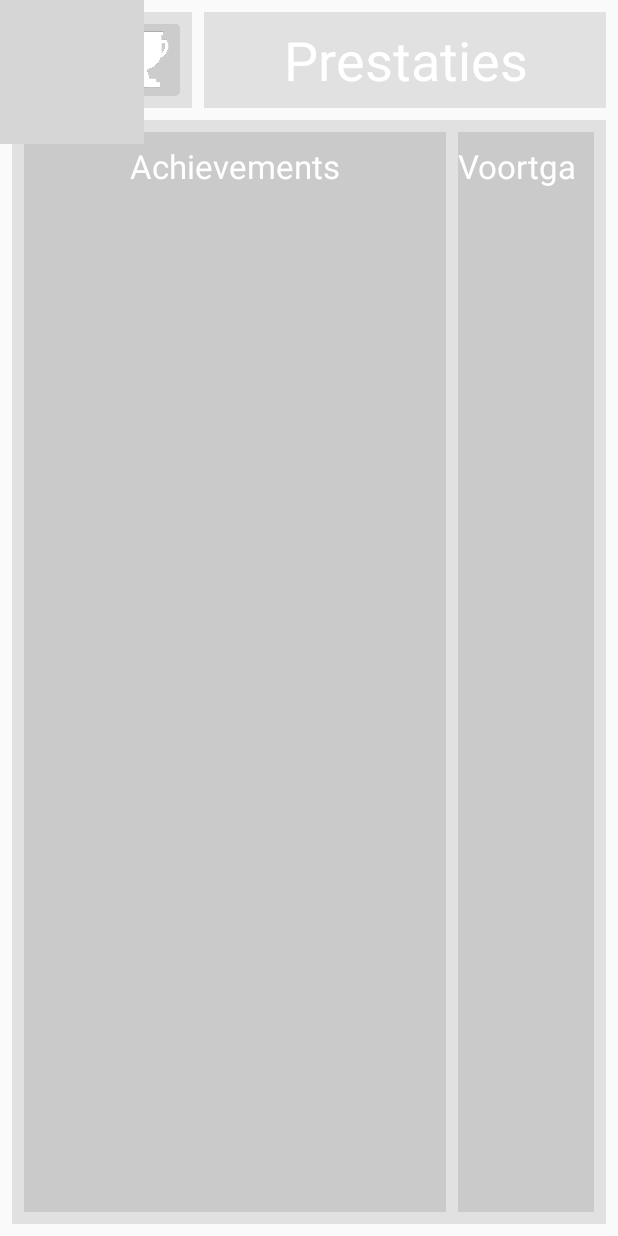
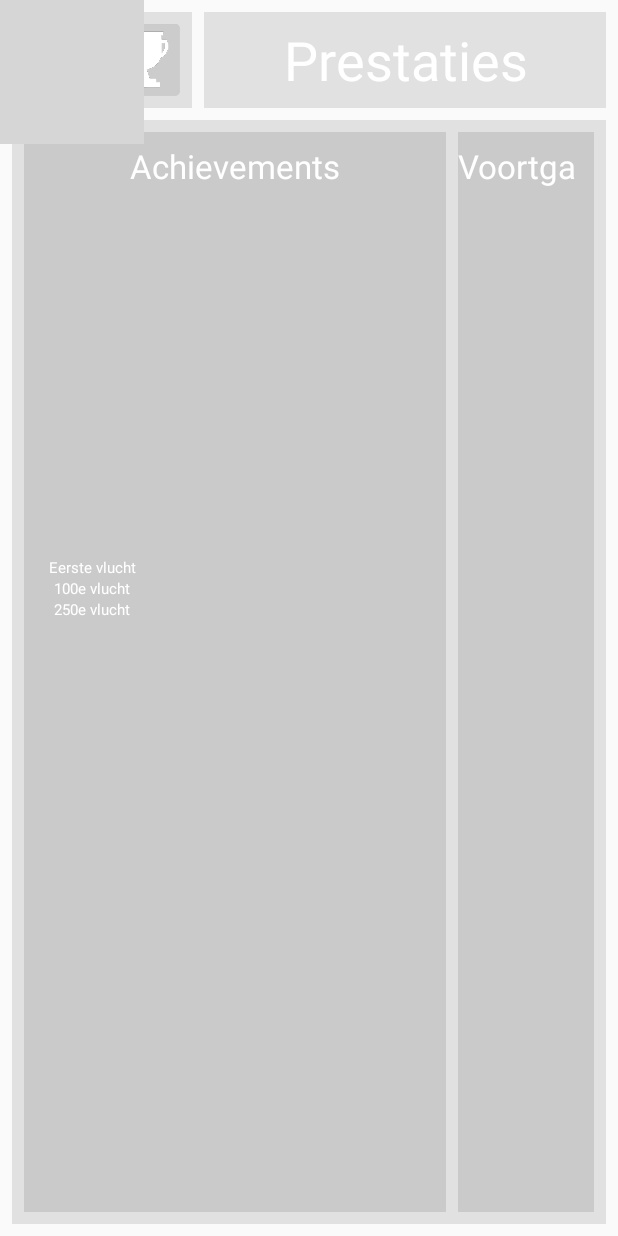
Before and after one commit to RikWolk/BalloonBuddy, an Android app: the PrestatiesActivity screen opened directly, with no data from a screen before it, on a phone screen of 412 x 824 dp. Run offline under Robolectric (Android 15) with nearby library versions, the phone set to English and light mode, and no system bars; grey boxes are pictures that could not be loaded.

Commit message:
Rework prestatie scherm

```diff
--- a/app/src/main/java/com/example/echo/balloonbuddy/PrestatiesActivity.java
+++ b/app/src/main/java/com/example/echo/balloonbuddy/PrestatiesActivity.java
@@ -6,6 +6,7 @@ import android.os.Bundle;
 import android.view.View;
 import android.widget.Button;
 import android.widget.ImageButton;
+import android.widget.ImageView;
 
 public class PrestatiesActivity extends AppCompatActivity {
 
@@ -36,6 +37,9 @@ public class PrestatiesActivity extends AppCompatActivity {
             }
         });
 
+        int[] i = {R.mipmap.icons_beker_locked_v01, R.mipmap.icons_beker_unlocked_v01};
+
     }
 
+
 }
--- a/app/src/main/res/layout/activity_prestaties.xml
+++ b/app/src/main/res/layout/activity_prestaties.xml
@@ -141,18 +141,60 @@
                 app:layout_constraintTop_toTopOf="parent" />
 
             <LinearLayout
-                android:id="@+id/achievementList"
-                android:layout_width="0dp"
-                android:layout_height="0dp"
+                android:id="@+id/vluchtenLijst"
+                android:layout_width="75dp"
+                android:layout_height="197dp"
                 android:layout_marginStart="8dp"
                 android:layout_marginTop="8dp"
-                android:layout_marginEnd="8dp"
                 android:layout_marginBottom="8dp"
-                android:orientation="horizontal"
+                android:orientation="vertical"
                 app:layout_constraintBottom_toBottomOf="parent"
-                app:layout_constraintEnd_toEndOf="parent"
                 app:layout_constraintStart_toStartOf="parent"
-                app:layout_constraintTop_toBottomOf="@+id/achievements"></LinearLayout>
+                app:layout_constraintTop_toBottomOf="@+id/achievements">
+
+                <ImageView
+                    android:id="@+id/eersteVluchtImage"
+                    android:layout_width="match_parent"
+                    android:layout_height="wrap_content"
+                    android:textColor="@android:color/background_light" />
+
+                <TextView
+                    android:id="@+id/eersteVluchtText"
+                    android:layout_width="match_parent"
+                    android:layout_height="wrap_content"
+                    android:text="Eerste vlucht"
+                    android:textAlignment="center"
+                    android:textColor="@android:color/background_light"
+                    android:textSize="10sp" />
+
+                <ImageView
+                    android:id="@+id/honderdsteVluchtImage"
+                    android:layout_width="match_parent"
+                    android:layout_height="wrap_content" />
+
+                <TextView
+                    android:id="@+id/honderdsteVluchtText"
+                    android:layout_width="match_parent"
+                    android:layout_height="wrap_content"
+                    android:text="100e vlucht"
+                    android:textAlignment="center"
+                    android:textColor="@android:color/background_light"
+                    android:textSize="10sp" />
+
+                <ImageView
+                    android:id="@+id/tweehonderdvijfstigsteVluchtImage"
+                    android:layout_width="match_parent"
+                    android:layout_height="wrap_content" />
+
+                <TextView
+                    android:id="@+id/tweehonderdvijfstigsteVluchtText"
+                    android:layout_width="match_parent"
+                    android:layout_height="wrap_content"
+                    android:text="250e vlucht"
+                    android:textAlignment="center"
+                    android:textColor="@android:color/background_light"
+                    android:textSize="10sp" />
+            </LinearLayout>
 
         </android.support.constraint.ConstraintLayout>
     </android.support.constraint.ConstraintLayout>
```
Also changed, not shown: app/src/main/res/mipmap-hdpi/icons_beker_locked_v01.png (added), app/src/main/res/mipmap-hdpi/icons_beker_unlocked_v01.png (added), app/src/main/res/mipmap-mdpi/icons_beker_locked_v01.png (added), app/src/main/res/mipmap-mdpi/icons_beker_unlocked_v01.png (added), app/src/main/res/mipmap-xhdpi/icons_beker_locked_v01.png (added), app/src/main/res/mipmap-xhdpi/icons_beker_unlocked_v01.png (added), app/src/main/res/mipmap-xxhdpi/icons_beker_locked_v01.png (added), app/src/main/res/mipmap-xxhdpi/icons_beker_unlocked_v01.png (added), app/src/main/res/mipmap-xxxhdpi/icons_beker_locked_v01.png (added), app/src/main/res/mipmap-xxxhdpi/icons_beker_unlocked_v01.png (added).
